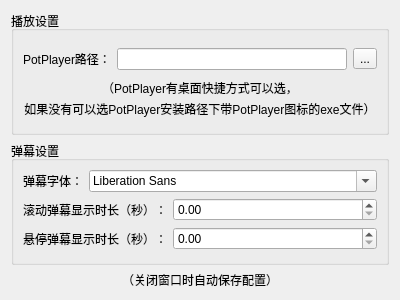
Above: settingsdialog.ui from bili9blood/PotBilibili before the change. Below: the same form after it.
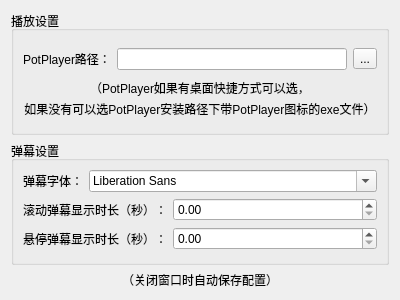
That is the form after the change.

```diff
--- a/settingsdialog.ui
+++ b/settingsdialog.ui
@@ -68,7 +68,7 @@
          </sizepolicy>
         </property>
         <property name="text">
-         <string>&lt;html&gt;&lt;head/&gt;&lt;body&gt;&lt;p align=&quot;center&quot; style=&quot;line-height: 50%;&quot;&gt;（PotPlayer有桌面快捷方式可以选，&lt;/p&gt;&lt;p align=&quot;center&quot;&gt;如果没有可以选PotPlayer安装路径下带PotPlayer图标的exe文件）&lt;/p&gt;&lt;/body&gt;&lt;/html&gt;</string>
+         <string>&lt;html&gt;&lt;head/&gt;&lt;body&gt;&lt;p align=&quot;center&quot; style=&quot;line-height: 50%;&quot;&gt;（PotPlayer如果有桌面快捷方式可以选，&lt;/p&gt;&lt;p align=&quot;center&quot;&gt;如果没有可以选PotPlayer安装路径下带PotPlayer图标的exe文件）&lt;/p&gt;&lt;/body&gt;&lt;/html&gt;</string>
         </property>
        </widget>
       </item>
```
